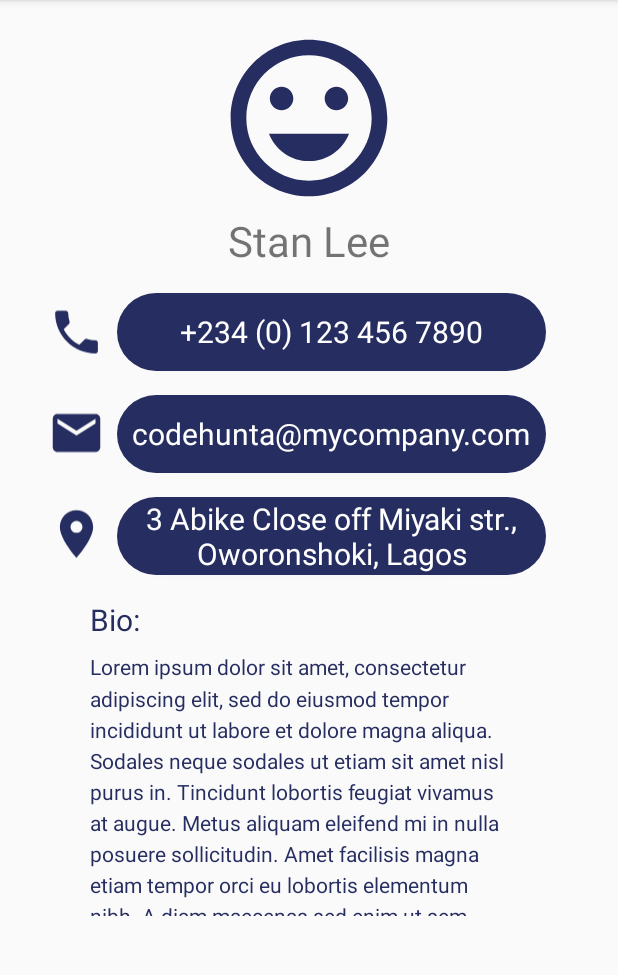
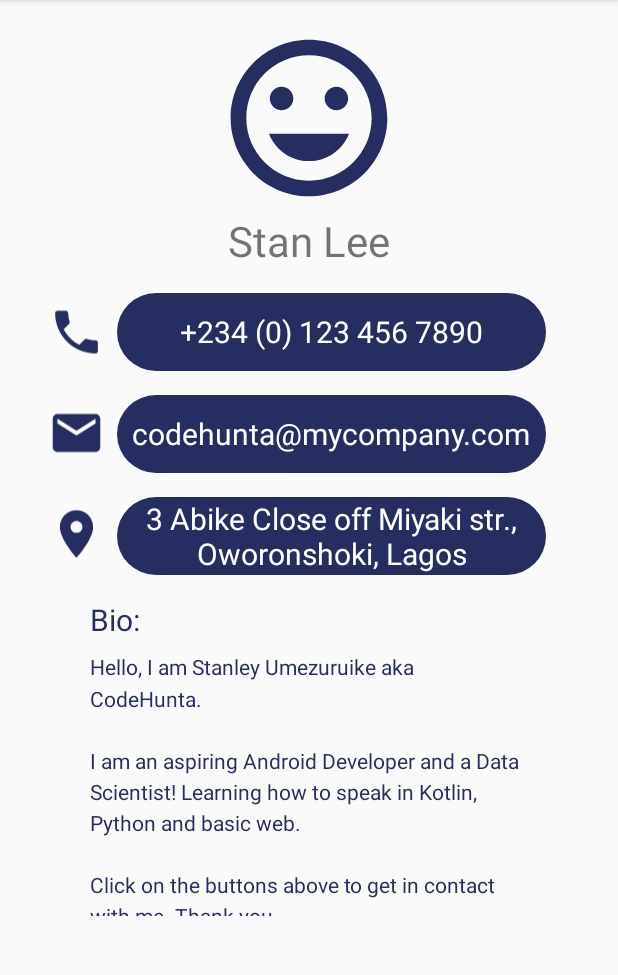
Before and after one commit to CodeHunta/About-Me-v2, an Android app: the screen it shows after launch (MainActivity), on a phone screen of 412 x 824 dp, the part 84-1059 px from its top. Run offline under Robolectric (Android 15) with nearby library versions, the phone set to English and light mode, and no system bars; Roboto replaces fonts that are not available here.

Commit message:
Update Bio

```diff
--- a/app/src/main/res/values/strings.xml
+++ b/app/src/main/res/values/strings.xml
@@ -7,11 +7,20 @@
     <string name="my_email">My Email</string>
     <string name="my_email_address">codehunta@mycompany.com</string>
     <string name="my_home_address">3 Abike Close off Miyaki str., Oworonshoki, Lagos</string>
-    <string name="my_brief_bio">Lorem ipsum dolor sit amet, consectetur adipiscing elit, sed do eiusmod tempor incididunt ut labore et dolore magna aliqua. Sodales neque sodales ut etiam sit amet nisl purus in. Tincidunt lobortis feugiat vivamus at augue. Metus aliquam eleifend mi in nulla posuere sollicitudin. Amet facilisis magna etiam tempor orci eu lobortis elementum nibh. A diam maecenas sed enim ut sem viverra aliquet. Odio ut enim blandit volutpat maecenas volutpat. Ut diam quam nulla porttitor. Ultricies mi eget mauris pharetra et ultrices neque. Tristique magna sit amet purus gravida quis blandit turpis. Viverra nam libero justo laoreet. Turpis massa sed elementum tempus egestas sed sed.
+    <string name="my_brief_bio">Hello, I am Stanley Umezuruike aka CodeHunta.
+        \n\nI am an aspiring Android Developer and a Data Scientist! Learning how to speak in Kotlin, Python and basic web.
+        \n\nClick on the buttons above to get in contact with me. Thank you.
+        \n\nHippie!!!
 
-        Ullamcorper dignissim cras tincidunt lobortis feugiat. Vestibulum sed arcu non odio euismod lacinia at. Aliquet lectus proin nibh nisl. Imperdiet dui accumsan sit amet. Nunc mattis enim ut tellus elementum sagittis vitae. Euismod in pellentesque massa placerat. Ullamcorper velit sed ullamcorper morbi tincidunt. Adipiscing at in tellus integer feugiat. Risus in hendrerit gravida rutrum quisque non. Eget aliquet nibh praesent tristique magna sit amet purus. Euismod elementum nisi quis eleifend. Tortor posuere ac ut consequat semper. Egestas fringilla phasellus faucibus scelerisque eleifend donec. Risus nec feugiat in fermentum posuere urna. Massa massa ultricies mi quis hendrerit dolor magna eget est. Eleifend mi in nulla posuere.
-
-        Quis vel eros donec ac odio tempor orci dapibus ultrices. Enim eu turpis egestas pretium aenean pharetra magna. Eu feugiat pretium nibh ipsum consequat nisl vel pretium. Id diam maecenas ultricies mi. Vitae congue eu consequat ac felis donec et odio pellentesque. Tempor id eu nisl nunc mi ipsum faucibus. Nec ullamcorper sit amet risus nullam eget felis eget. Non quam lacus suspendisse faucibus interdum posuere lorem ipsum dolor. Et odio pellentesque diam volutpat commodo sed egestas egestas fringilla. Malesuada nunc vel risus commodo viverra maecenas accumsan lacus vel. In hac habitasse platea dictumst vestibulum rhoncus.</string>
+        \n\na = 4
+        \nb = 3
+        \nc = (a**2 + b**2) #exponential operator
+        \nx = math.sqrt(c) #square root operator
+        \ny = x % 2  #modulus operator
+        \nprint("The square root of ", c, " is ", x)
+        \nprint(y)
+        \n\nmsg = "hello world!"
+        \nprint(msg)</string>
     <string name="bio">Bio:</string>
     <string name="my_location">My Location</string>
     <string name="happy_face">Happy Face</string>
```
